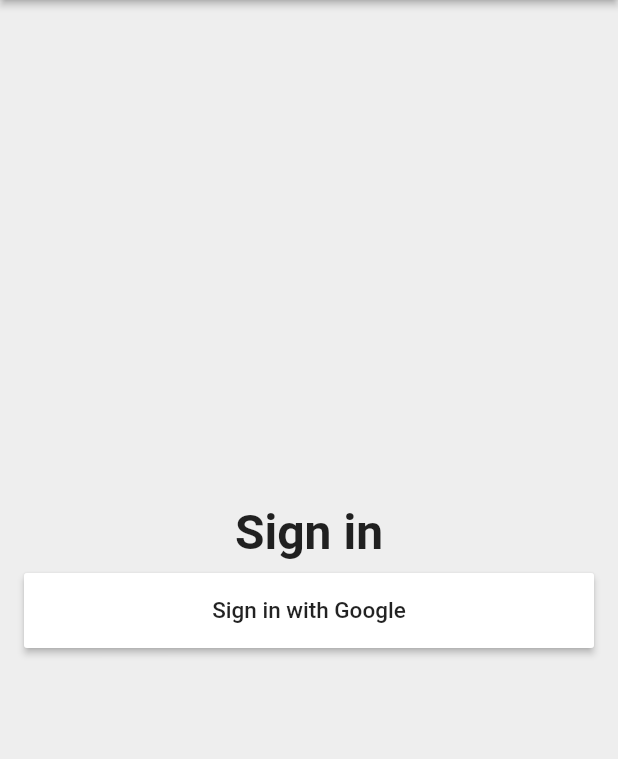
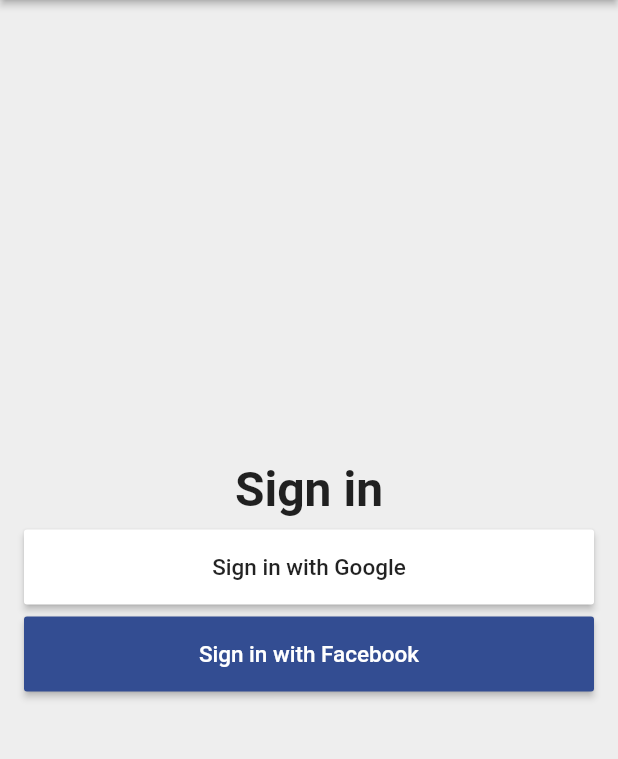
Before and after one commit to Eventyret/flutter-time-tracker, a Flutter app: the screen it shows after launch, on a phone screen of 412 x 824 dp, the part 84-843 px from its top. Run offline on Flutter 3.47's test engine with Material 2 defaults, Android fonts, the phone set to English and light mode, and no system bars.

Commit message:
Added facebook button

```diff
--- a/lib/app/sign_in/sign_in_page.dart
+++ b/lib/app/sign_in/sign_in_page.dart
@@ -33,9 +33,18 @@ class SignInPage extends StatelessWidget {
           ),
           SizedBox(height: 8.0),
           SignInButton(
-          text:'Sign in with Google',
-          textColor: Colors.black87,
+            text: 'Sign in with Google',
+            textColor: Colors.black87,
             color: Colors.white,
+            onPressed: () {},
+          ),
+          SizedBox(
+            height: 8.0,
+          ),
+          SignInButton(
+            text: 'Sign in with Facebook',
+            textColor: Colors.white,
+            color: Color(0xFF334D92),
             onPressed: () {},
           ),
         ],
```
